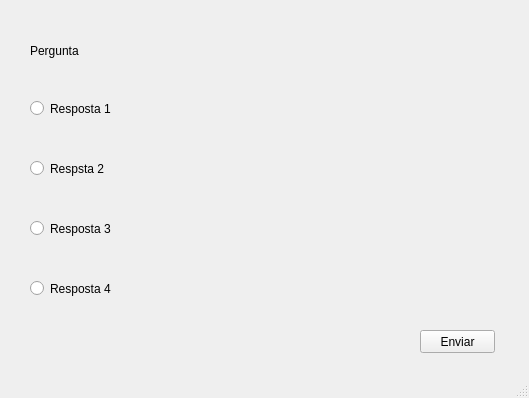
Old version of the form game/ShowDoMamao/formPerguntas.ui in the repository rafa1um/redes-git.
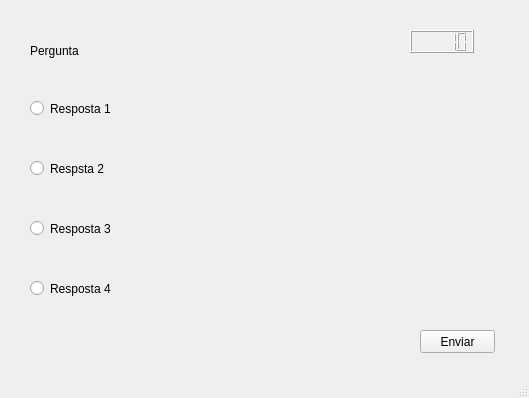
New version of the form.

```diff
--- a/game/ShowDoMamao/formPerguntas.ui
+++ b/game/ShowDoMamao/formPerguntas.ui
@@ -92,6 +92,26 @@
      <string>Enviar</string>
     </property>
    </widget>
+   <widget class="QLCDNumber" name="lcdTimer">
+    <property name="geometry">
+     <rect>
+      <x>410</x>
+      <y>30</y>
+      <width>64</width>
+      <height>23</height>
+     </rect>
+    </property>
+    <property name="font">
+     <font>
+      <pointsize>16</pointsize>
+      <weight>75</weight>
+      <bold>true</bold>
+     </font>
+    </property>
+    <property name="value" stdset="0">
+     <double>10.000000000000000</double>
+    </property>
+   </widget>
   </widget>
   <widget class="QMenuBar" name="menubar">
    <property name="geometry">
```
Left out of the diff: 2 changed lines with no effect on the pictures.
